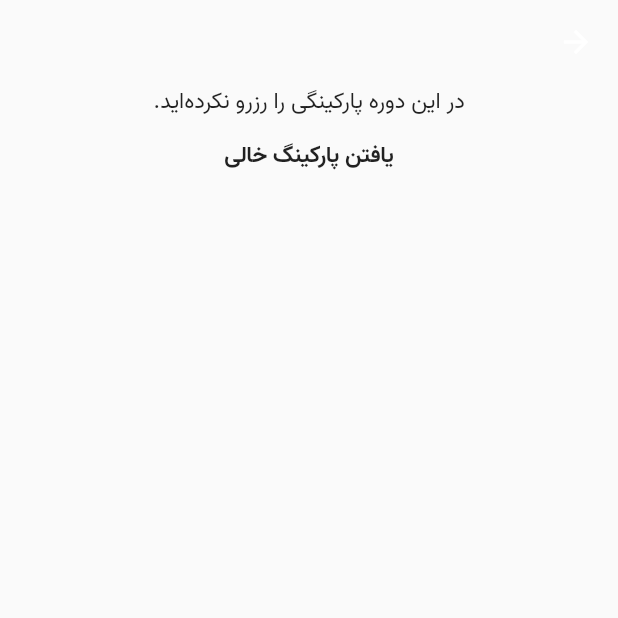
After one commit to Hamedamz/copark, a Flutter app: the HomePage screen opened directly, on a phone screen of 412 x 824 dp, the top half of it. The commit adds this screen. Run offline on Flutter 3.47's test engine with Material 2 defaults, Android fonts, the phone set to English and light mode, and no system bars; our stand-ins replace flutter_login, font_awesome_flutter, parse_server_sdk_flutter; generated files the repository leaves out were written again; network calls fail.

Commit message:
feat: add reservation info

```diff
--- a/lib/home/home.dart
+++ b/lib/home/home.dart
@@ -1,3 +1,5 @@
+import 'package:copark/home/info_with_reservation.dart';
+import 'package:copark/home/info_without_reservation.dart';
 import 'package:flutter/material.dart';
 
 class HomePage extends StatefulWidget {
@@ -8,8 +10,17 @@
 }
 
 class _HomePageState extends State<HomePage> {
+  // todo
+  var _hasParking = false;
+  var _parkingNumber = '101';
+
   @override
   Widget build(BuildContext context) {
-    return Container(color: Colors.red);
+    return Scaffold(
+      appBar: AppBar(backgroundColor: Colors.transparent, elevation: 0,),
+      body: _hasParking ?
+        InfoWithReservation(parkingNumber: _parkingNumber) :
+        const InfoWithoutReservation(),
+    );
   }
 }
--- /dev/null
+++ b/lib/home/info_without_reservation.dart
@@ -0,0 +1,22 @@
+import 'package:flutter/material.dart';
+
+class InfoWithoutReservation extends StatelessWidget {
+  const InfoWithoutReservation({Key? key}) : super(key: key);
+
+  @override
+  Widget build(BuildContext context) {
+    return Container(
+        child: Center(
+            child: Column(
+                children: [
+                  const Text('در این دوره پارکینگی را رزرو نکرده‌اید.'),
+                  MaterialButton(
+                    onPressed: () => Navigator.of(context).pushNamed('/find_parking'),
+                    child: const Text('یافتن پارکینگ خالی'),
+                  )
+                ]
+            )
+        )
+    );
+  }
+}
```
Also changed, not shown: lib/home/info_with_reservation.dart (added, +27 -0 lines).
